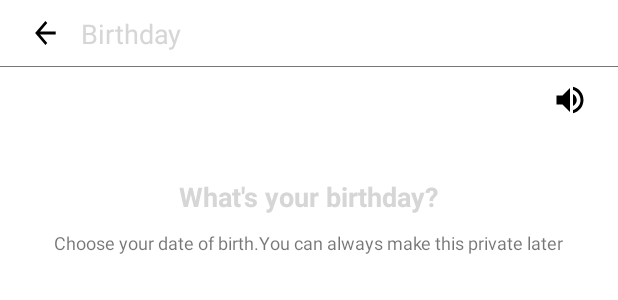
After one commit to Jaya-supriya-somasani/Facebook, an Android app: the layout fragment_create_account_bday_page.xml on its own in the app's theme, with its tools: preview values and no code run, on a phone screen of 412 x 824 dp. The commit adds this screen. Shown: the top 300 px of the screen. Run offline under Robolectric (Android 15) with nearby library versions, the phone set to English and light mode, and no system bars.

Commit message:
initial commit

```diff
--- /dev/null
+++ b/app/src/main/res/layout/fragment_create_account_bday_page.xml
@@ -0,0 +1,65 @@
+<?xml version="1.0" encoding="utf-8"?>
+<layout>
+<androidx.constraintlayout.widget.ConstraintLayout xmlns:android="http://schemas.android.com/apk/res/android"
+    android:layout_width="match_parent"
+    android:layout_height="match_parent"
+    xmlns:app="http://schemas.android.com/apk/res-auto">
+    <androidx.appcompat.widget.AppCompatImageView
+        android:id="@+id/backArrowIcon"
+        android:layout_width="wrap_content"
+        android:layout_height="wrap_content"
+        android:layout_marginTop="10dp"
+        android:layout_marginStart="20dp"
+        app:layout_constraintTop_toTopOf="parent"
+        app:layout_constraintStart_toStartOf="parent"
+        android:src="@drawable/ic_baseline_arrow_back"/>
+    <androidx.appcompat.widget.AppCompatTextView
+        android:layout_width="wrap_content"
+        android:layout_height="wrap_content"
+        app:layout_constraintStart_toEndOf="@id/backArrowIcon"
+        android:text="@string/birthday_title"
+        app:layout_constraintTop_toTopOf="parent"
+        android:layout_marginTop="10dp"
+        android:textColor="@color/black"
+        android:textSize="18sp"
+        android:layout_marginStart="10dp"/>
+    <com.google.android.material.divider.MaterialDivider
+        android:id="@+id/dividerLine"
+        android:layout_width="match_parent"
+        android:layout_height="0.5dp"
+        app:dividerColor="#777575"
+        android:layout_marginTop="10dp"
+        app:layout_constraintTop_toBottomOf="@id/backArrowIcon" />
+    <androidx.appcompat.widget.AppCompatImageView
+        android:id="@+id/volumeUpIcon"
+        android:layout_width="wrap_content"
+        android:layout_height="wrap_content"
+        app:layout_constraintEnd_toEndOf="parent"
+        app:layout_constraintTop_toBottomOf="@id/dividerLine"
+        android:layout_marginEnd="20dp"
+        android:layout_marginTop="10dp"
+        android:src="@drawable/ic_baseline_volume_up"/>
+    <androidx.appcompat.widget.AppCompatTextView
+        android:id="@+id/bday_heading_tv"
+        android:layout_width="wrap_content"
+        android:layout_height="wrap_content"
+        app:layout_constraintStart_toStartOf="parent"
+        app:layout_constraintEnd_toEndOf="parent"
+        app:layout_constraintTop_toBottomOf="@id/volumeUpIcon"
+        android:text="@string/what_s_your_birthday"
+        android:textColor="@color/black"
+        android:textStyle="bold"
+        android:textSize="18sp"
+        android:layout_marginTop="40dp"/>
+    <androidx.appcompat.widget.AppCompatTextView
+        android:layout_width="wrap_content"
+        android:layout_height="wrap_content"
+        app:layout_constraintTop_toBottomOf="@id/bday_heading_tv"
+        app:layout_constraintStart_toStartOf="parent"
+        app:layout_constraintEnd_toEndOf="parent"
+        android:layout_marginTop="10dp"
+        android:text="@string/bday_description"
+        android:textSize="12sp"
+        />
+</androidx.constraintlayout.widget.ConstraintLayout>
+</layout>
--- a/app/src/main/res/values/strings.xml
+++ b/app/src/main/res/values/strings.xml
@@ -13,4 +13,12 @@
     <string name="join_fb_description">We\'ll help you create a new account in a few easy steps.</string>
     <string name="next">Next</string>
     <string name="already_have_an_account_txt">Already have an account?</string>
+    <string name="name_heading">What\'s your name?</string>
+    <string name="name_description">Enter the name you use in real life</string>
+    <string name="first_name_tv">First Name</string>
+    <string name="last_name_tv">Last Name</string>
+    <string name="name">Name</string>
+    <string name="birthday_title">Birthday</string>
+    <string name="what_s_your_birthday">What\'s your birthday?</string>
+    <string name="bday_description">Choose your date of birth.You can always make this private later</string>
 </resources>
```
Also changed, not shown: app/src/main/java/com/example/facebook/CreateAccountNamePageFragment.kt (added, +19 -0 lines), app/src/main/res/layout/fragment_create_account_name_pag.xml (+104 -1 lines), app/src/main/res/navigation/navigational_graph.xml (+8 -0 lines).
